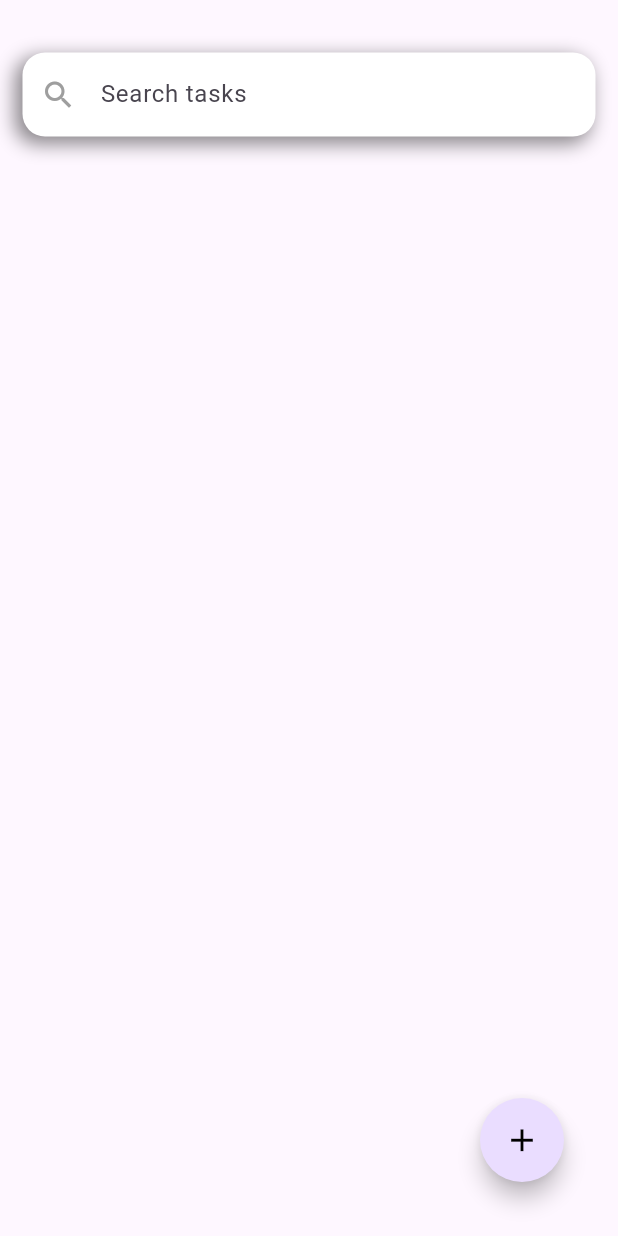
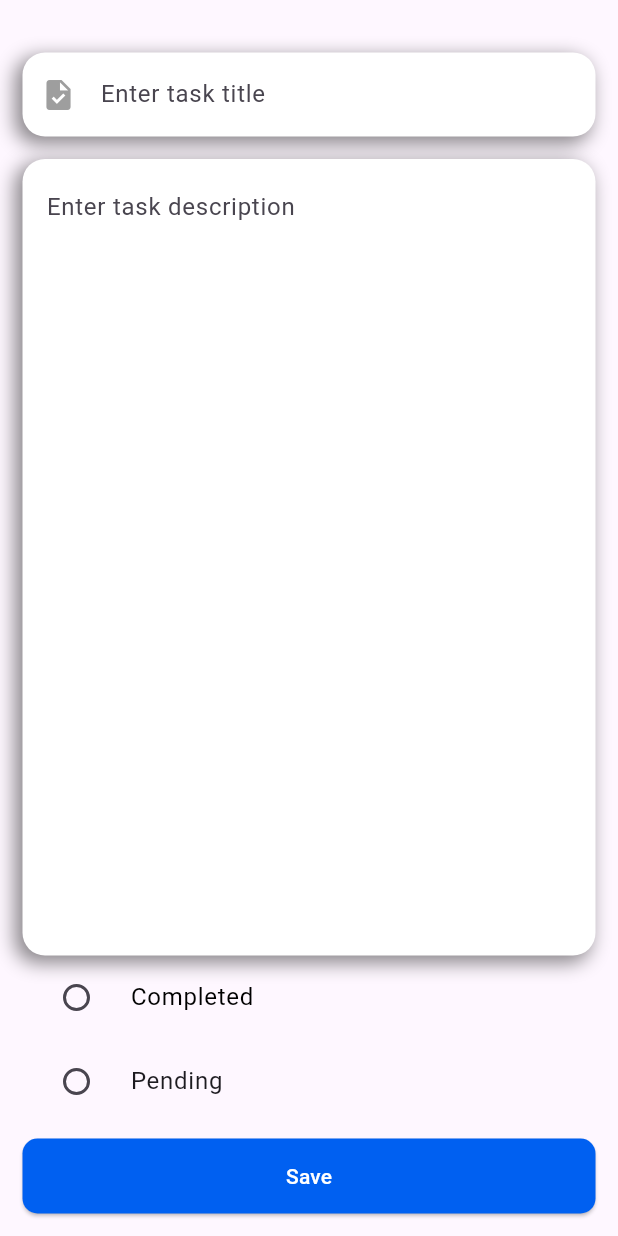
Before and after one commit to rajnish-09/Flutter_projects, a Flutter app: the TaskHomeScreen screen opened directly, after a tap on the "add" icon, on a phone screen of 412 x 824 dp. Run offline on Flutter 3.47's test engine with Material 3 defaults, Android fonts, the phone set to English and light mode, and no system bars; our stand-ins replace bloc, cloud_firestore, firebase_auth, firebase_core, flutter_bloc, font_awesome_flutter and 2 more; accounts and stored records are empty.

Commit message:
feat: fetch tasks using streamBuilder

```diff
--- a/task_management/lib/auth/auth_service.dart
+++ b/task_management/lib/auth/auth_service.dart
@@ -37,4 +37,8 @@ class AuthService {
       rethrow;
     }
   }
+
+  Future<void> logoutUser() async {
+    await FirebaseAuth.instance.signOut();
+  }
 }
--- a/task_management/lib/auth/bloc/auth_event.dart
+++ b/task_management/lib/auth/bloc/auth_event.dart
@@ -15,3 +15,6 @@ class LoginUserWithEmail extends AuthEvent {
   final String email, password;
   LoginUserWithEmail({required this.email, required this.password});
 }
+
+
+class LogoutUser extends AuthEvent{}
--- a/task_management/lib/auth/bloc/auth_state.dart
+++ b/task_management/lib/auth/bloc/auth_state.dart
@@ -18,3 +18,8 @@ class AuthFailure extends AuthState {
   final String errorMessage;
   AuthFailure({required this.errorMessage});
 }
+
+class AuthMessage extends AuthState{
+  final String message;
+  AuthMessage({required this.message});
+}
--- /dev/null
+++ b/task_management/lib/tasks/bloc/task_bloc.dart
@@ -0,0 +1,20 @@
+import 'package:bloc/bloc.dart';
+import 'package:firebase_auth/firebase_auth.dart';
+import 'package:task_management/tasks/bloc/task_event.dart';
+import 'package:task_management/tasks/bloc/task_state.dart';
+import 'package:task_management/tasks/task_service.dart';
+
+class TaskBloc extends Bloc<TaskEvent, TaskState> {
+  TaskService taskService = TaskService();
+  TaskBloc() : super((TaskInitial())) {
+    on<SaveTask>((event, emit) async {
+      try {
+        final uid = FirebaseAuth.instance.currentUser!.uid;
+        taskService.saveTasks(event.tasksModel, uid);
+        emit(TaskSaveSuccess());
+      } catch (e) {
+        throw Exception(e.toString());
+      }
+    });
+  }
+}
--- /dev/null
+++ b/task_management/lib/tasks/bloc/task_event.dart
@@ -0,0 +1,13 @@
+import 'package:task_management/tasks/model/tasks_model.dart';
+
+abstract class TaskEvent {}
+
+class SaveTask extends TaskEvent {
+  final TasksModel tasksModel;
+  SaveTask({required this.tasksModel});
+}
+
+class LoadedTasks extends TaskEvent {
+  final List<TasksModel> data;
+  LoadedTasks({required this.data});
+}
--- /dev/null
+++ b/task_management/lib/tasks/bloc/task_state.dart
@@ -0,0 +1,15 @@
+
+abstract class TaskState {}
+
+class TaskInitial extends TaskState {}
+
+class TaskSaveSuccess extends TaskState {
+  // final TasksModel tasksModel;
+  // TaskSaveSuccess({required this.tasksModel});
+}
+
+class TaskSaveFailed extends TaskState {}
+
+class TaskLoading extends TaskState {}
+
+class TaskLoaded extends TaskState {}
--- /dev/null
+++ b/task_management/lib/tasks/model/tasks_model.dart
@@ -0,0 +1,33 @@
+class TasksModel {
+  // String? taskId;
+  final String taskTitle;
+  final String taskDescription;
+  final String taskStatus;
+  // final String creatorId;
+
+  TasksModel({
+    // this.taskId,
+    required this.taskTitle,
+    required this.taskDescription,
+    required this.taskStatus,
+    // required this.creatorId
+  });
+
+  factory TasksModel.fromJson(Map<String, dynamic> json) {
+    return TasksModel(
+      // taskId: json['taskId'],
+      taskTitle: json['taskTitle'],
+      taskDescription: json['taskDescription'],
+      taskStatus: json['taskStatus'],
+      // creatorId:  json['creatorId']
+    );
+  }
+
+  Map<String, dynamic> toJson() => {
+    // 'taskId': taskId,
+    'taskTitle': taskTitle,
+    'taskDescription': taskDescription,
+    'taskStatus': taskStatus,
+    // 'creatorId':creatorId
+  };
+}
--- /dev/null
+++ b/task_management/lib/tasks/task_service.dart
@@ -0,0 +1,32 @@
+import 'package:cloud_firestore/cloud_firestore.dart';
+import 'package:task_management/tasks/model/tasks_model.dart';
+
+class TaskService {
+  final tasksCollection = FirebaseFirestore.instance.collection(
+    'tasksCollection',
+  );
+
+  Future<void> saveTasks(TasksModel data, String uid) async {
+    try {
+      await tasksCollection.doc().set({
+        ...data.toJson(),
+        'created_at': FieldValue.serverTimestamp(),
+        'creater_id': uid,
+      });
+    } catch (e) {
+      throw Exception(e.toString());
+    }
+  }
+
+  Stream<List<TasksModel>> getTasksByUser(String uid) {
+    // final data
+    return tasksCollection
+        .where('creator_id', isEqualTo: uid)
+        .orderBy('created_at', descending: true)
+        .snapshots()
+        .map(
+          (snapshot) =>
+              snapshot.docs.map((e) => TasksModel.fromJson(e.data())).toList(),
+        );
+  }
+}
--- a/task_management/lib/ui/signup_screen.dart
+++ b/task_management/lib/ui/signup_screen.dart
@@ -1,8 +1,6 @@
-import 'package:firebase_auth/firebase_auth.dart';
 import 'package:flutter/gestures.dart';
 import 'package:flutter/material.dart';
 import 'package:flutter_bloc/flutter_bloc.dart';
-import 'package:task_management/auth/auth_service.dart';
 import 'package:task_management/auth/bloc/auth_bloc.dart';
 import 'package:task_management/auth/bloc/auth_event.dart';
 import 'package:task_management/auth/bloc/auth_state.dart';
--- /dev/null
+++ b/task_management/lib/ui/task_form_screen.dart
@@ -0,0 +1,144 @@
+
+import 'package:flutter/material.dart';
+import 'package:flutter_bloc/flutter_bloc.dart';
+import 'package:task_management/tasks/bloc/task_bloc.dart';
+import 'package:task_management/tasks/bloc/task_event.dart';
+import 'package:task_management/tasks/bloc/task_state.dart';
+import 'package:task_management/tasks/model/tasks_model.dart';
+import 'package:task_management/utils/show_sackbar.dart';
+import 'package:task_management/widgets/input_text_form_field.dart';
+import 'package:task_management/widgets/submit_button.dart';
+
+enum TaskStatus { completed, pending }
+
+class TaskFormScreen extends StatefulWidget {
+  const TaskFormScreen({super.key});
+
+  @override
+  State<TaskFormScreen> createState() => _TaskFormScreenState();
+}
+
+class _TaskFormScreenState extends State<TaskFormScreen> {
+  final taskTitleController = TextEditingController();
+  final taskContentController = TextEditingController();
+  TaskStatus? taskStatus;
+
+  @override
+  Widget build(BuildContext context) {
+    return BlocListener<TaskBloc, TaskState>(
+      listener: (context, state) {
+        if (state is TaskSaveSuccess) {
+          showSnackbar(context, 'Task saved successfully');
+        }
+      },
+      child: Scaffold(
+        body: SafeArea(
+          child: Padding(
+            padding: const EdgeInsets.all(15),
+            child: Column(
+              children: [
+                SizedBox(height: 20),
+                InputTextFormFIeld(
+                  emailController: taskTitleController,
+                  icon: Icons.task,
+                  hintText: 'Enter task title',
+                ),
+                SizedBox(height: 15),
+                Expanded(
+                  child: Container(
+                    decoration: BoxDecoration(
+                      borderRadius: BorderRadius.circular(15),
+                      boxShadow: [
+                        BoxShadow(
+                          color: const Color.fromARGB(117, 0, 0, 0),
+                          offset: Offset(-4, 4),
+                          blurRadius: 10,
+                          spreadRadius: 1,
+                        ),
+                      ],
+                    ),
+                    child: TextFormField(
+                      expands: true,
+                      maxLines: null,
+                      textAlignVertical: TextAlignVertical.top,
+                      controller: taskContentController,
+                      decoration: InputDecoration(
+                        hintText: 'Enter task description',
+                        enabledBorder: OutlineInputBorder(
+                          borderRadius: BorderRadius.circular(15),
+                          borderSide: BorderSide(color: Colors.transparent),
+                        ),
+                        filled: true,
+                        fillColor: const Color.fromRGBO(255, 255, 255, 1),
+                        focusedBorder: OutlineInputBorder(
+                          borderRadius: BorderRadius.circular(15),
+                          borderSide: BorderSide(color: Colors.transparent),
+                        ),
+                        errorBorder: OutlineInputBorder(
+                          borderRadius: BorderRadius.circular(15),
+                          borderSide: BorderSide(color: Colors.transparent),
+                        ),
+                        focusedErrorBorder: OutlineInputBorder(
+                          borderRadius: BorderRadius.circular(15),
+                          borderSide: BorderSide(color: Colors.transparent),
+                        ),
+                      ),
+                    ),
+                  ),
+                ),
+                RadioGroup<TaskStatus>(
+                  groupValue: taskStatus,
+                  onChanged: (value) {
+                    setState(() {
+                      taskStatus = value;
+                    });
+                  },
+                  child: Column(
+                    children: [
+                      RadioListTile(
+                        value: TaskStatus.completed,
+                        title: Text(
+                          "Completed",
+                          style: TextStyle(color: Colors.black),
+                        ),
+                      ),
+                      RadioListTile(
+                        value: TaskStatus.pending,
+                        title: Text("Pending"),
+                      ),
+                    ],
+                  ),
+                ),
+                SizedBox(height: 10),
+                SubmitButton(
+                  buttonText: 'Save',
+                  onPressed: () async {
+                    String taskTitle = taskTitleController.text.trim();
+                    String taskDescription = taskContentController.text.trim();
+                    String taskString = taskStatus?.name ?? 'pending';
+                    // final uid = FirebaseAuth.instance.currentUser!.uid;
+                    final value = TasksModel(
+                      taskTitle: taskTitle,
+                      taskDescription: taskDescription,
+                      taskStatus: taskString,
+                      // creatorId: uid,
+                    );
+                    context.read<TaskBloc>().add(SaveTask(tasksModel: value));
+                    Navigator.pop(context);
+                  },
+                ),
+                // BlocListener<TaskBloc, TaskState>(
+                //   listener: (context, state) {
+                //     if (state is TaskSaveSuccess) {
+                //       showSnackbar(context, 'Task saved successfully');
+                //     }
+                //   },
+                // ),
+              ],
+            ),
+          ),
+        ),
+      ),
+    );
+  }
+}
--- a/task_management/lib/ui/task_home_screen.dart
+++ b/task_management/lib/ui/task_home_screen.dart
@@ -1,4 +1,13 @@
+import 'package:firebase_auth/firebase_auth.dart';
 import 'package:flutter/material.dart';
+import 'package:flutter_bloc/flutter_bloc.dart';
+import 'package:task_management/auth/bloc/auth_bloc.dart';
+import 'package:task_management/auth/bloc/auth_event.dart';
+import 'package:task_management/auth/bloc/auth_state.dart';
+import 'package:task_management/tasks/model/tasks_model.dart';
+import 'package:task_management/tasks/task_service.dart';
+import 'package:task_management/ui/task_form_screen.dart';
+import 'package:task_management/utils/show_sackbar.dart';
 import 'package:task_management/widgets/input_text_form_field.dart';
 
 class TaskHomeScreen extends StatefulWidget {
@@ -10,31 +19,102 @@ class TaskHomeScreen extends StatefulWidget {
 
 class _TaskHomeScreenState extends State<TaskHomeScreen> {
   final searchController = TextEditingController();
+  TaskService taskService = TaskService();
+
+  @override
+  void initState() {
+    super.initState();
+    // context.read<TaskBloc>().add(LoadedTasks(data: data))
+  }
+
+  void logout(BuildContext context) {
+    context.read<AuthBloc>().add(LogoutUser());
+  }
+
+  // void getTasks() {}
+
   @override
   Widget build(BuildContext context) {
-    return Scaffold(
+    final uid = FirebaseAuth.instance.currentUser!.uid;
+
+    return BlocListener<AuthBloc, AuthState>(
+      listener: (context, state) {
+        if (state is AuthMessage) {
+          return showSnackbar(context, state.message);
+        }
+      },
+      child: Scaffold(
         floatingActionButton: Padding(
           padding: EdgeInsets.only(right: 20, bottom: 20),
           child: FloatingActionButton(
-          onPressed: () {},
+            onPressed: () {
+              Navigator.push(
+                context,
+                MaterialPageRoute(builder: (context) => TaskFormScreen()),
+              );
+              // print('presseed');
+            },
             shape: CircleBorder(),
             child: Icon(Icons.add, color: Colors.black, size: 25),
           ),
         ),
+        appBar: AppBar(
+          title: Text("Task manager"),
+          actions: [
+            IconButton(
+              onPressed: () {
+                logout(context);
+              },
+              icon: Icon(Icons.logout),
+            ),
+          ],
+        ),
         body: SafeArea(
           child: Padding(
-          padding: const EdgeInsets.all(15),
+            padding: EdgeInsets.all(15),
             child: SingleChildScrollView(
               child: Column(
                 children: [
-                SizedBox(height: 20),
+                  // SizedBox(height: 20),
                   InputTextFormFIeld(
                     emailController: searchController,
                     icon: Icons.search,
                     hintText: 'Search tasks',
                   ),
                   SizedBox(height: 15),
+                  StreamBuilder<List<TasksModel>>(
+                    stream: taskService.getTasksByUser(uid),
+                    builder: (context, snapshot) {
+                      if (snapshot.connectionState == ConnectionState.waiting) {
+                        return Center(child: CircularProgressIndicator());
+                      }
+                      if (snapshot.hasError) {
+                        return Center(child: Text("Something went wrong."));
+                      }
+
+                      final tasks = snapshot.data ?? [];
+                      if (tasks.isEmpty) {
+                        return Center(child: Text("No data found."));
+                      }
+                      return ListView.builder(
+                        itemCount: tasks.length,
+                        itemBuilder: (context, index) {
+                          final task = tasks[index];
+                          return ListTile(
+                            title: Text(task.taskTitle),
+                            subtitle: Text(task.taskStatus),
+                            subtitleTextStyle: TextStyle(
+                              color: task.taskStatus == 'completed'
+                                  ? Colors.green
+                                  : Colors.red,
+                            ),
+                          );
+                        },
+                      );
+                    },
+                  ),
                 ],
+              ),
             ),
           ),
         ),
```
Also changed, not shown: task_management/lib/auth/bloc/auth_bloc.dart (+6 -1 lines), task_management/lib/main.dart (+7 -4 lines), task_management/lib/ui/auth_gate.dart (added, +29 -0 lines), task_management/lib/ui/login_screen.dart (+11 -8 lines), task_management/lib/ui/phone_login_screen.dart (added, +15 -0 lines). Lines whose indentation alone changed are shown as unchanged.
